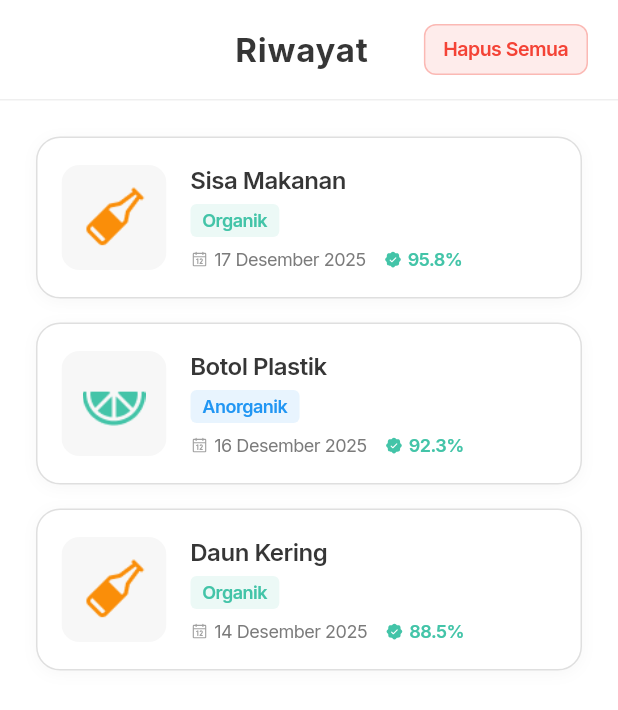
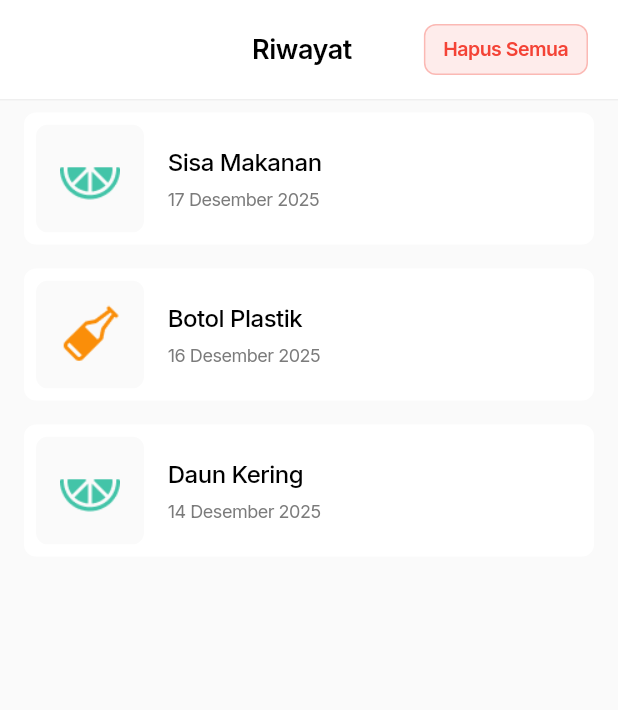
Before and after one commit to ckckckcz/PBL-Mobile, a Flutter app: the HistoryPage screen opened by its route, on a phone screen of 412 x 824 dp. Shown: the top 710 px of the screen. Run offline on Flutter 3.47's test engine with Material 3 defaults, Android fonts, the phone set to English and light mode, and no system bars; our stand-ins replace camera, carousel_slider, device_info_plus, flutter_animate, flutter_svg, google_fonts and 5 more; accounts and stored records are empty.

Commit message:
feat: edit history page and rename image

```diff
--- a/frontend/lib/pages/history.dart
+++ b/frontend/lib/pages/history.dart
@@ -135,7 +135,7 @@ class _HistoryPageState extends State<HistoryPage> {
   @override
   Widget build(BuildContext context) {
     return Scaffold(
-      backgroundColor: AppColors.background,
+      backgroundColor: AppColors.neutral[50],
       body: SafeArea(
         child: Column(
           children: [
--- a/frontend/lib/widgets/history_widgets.dart
+++ b/frontend/lib/widgets/history_widgets.dart
@@ -38,13 +38,12 @@ class HistoryHeader extends StatelessWidget {
           // Title centered
           const Expanded(
             child: Text(
-              AppStrings.history,
+              'Riwayat', // Changed from AppStrings.history
               textAlign: TextAlign.center,
               style: TextStyle(
-                fontSize: 22,
-                fontWeight: FontWeight.w700,
-                color: AppColors.textPrimary,
-                letterSpacing: 0.5,
+                fontSize: 18, // Matches bodyLargeSemibold/bold
+                fontWeight: FontWeight.w600,
+                color: Colors.black,
               ),
             ),
           ),
@@ -166,7 +165,7 @@ class HistoryList extends StatelessWidget {
       onRefresh: onRefresh,
       color: AppColors.primary,
       child: ListView.builder(
-        padding: const EdgeInsets.all(24),
+        padding: const EdgeInsets.symmetric(vertical: 0),
         itemCount: historyList.length,
         itemBuilder: (context, index) {
           final scan = historyList[index];
@@ -193,18 +192,10 @@ class HistoryItem extends StatelessWidget {
   @override
   Widget build(BuildContext context) {
     return Container(
-      margin: const EdgeInsets.only(bottom: 16),
+      margin: const EdgeInsets.symmetric(horizontal: 16, vertical: 8),
       decoration: BoxDecoration(
         color: Colors.white,
-        borderRadius: BorderRadius.circular(16),
-        border: Border.all(color: AppColors.border),
-        boxShadow: [
-          BoxShadow(
-            color: Colors.black.withOpacity(0.03),
-            blurRadius: 8,
-            offset: const Offset(0, 2),
-          ),
-        ],
+        borderRadius: BorderRadius.circular(8),
       ),
       child: Material(
         color: Colors.transparent,
@@ -212,7 +203,7 @@ class HistoryItem extends StatelessWidget {
           borderRadius: BorderRadius.circular(16),
           onTap: onTap,
           child: Padding(
-            padding: const EdgeInsets.all(16),
+            padding: const EdgeInsets.all(8),
             child: Row(
               children: [
                 _buildThumbnail(),
@@ -228,12 +219,12 @@ class HistoryItem extends StatelessWidget {
 
   Widget _buildThumbnail() {
     return ClipRRect(
-      borderRadius: BorderRadius.circular(12),
+      borderRadius: BorderRadius.circular(8),
       child: Container(
-        width: 70,
-        height: 70,
-        padding: const EdgeInsets.all(14),
-        color: AppColors.surfaceVariant,
+        width: 72,
+        height: 72,
+        padding: const EdgeInsets.all(16),
+        color: AppColors.neutral[50], // Grey background for icon
         child: _buildThumbnailImage(),
       ),
     );
@@ -282,12 +273,11 @@ class HistoryItem extends StatelessWidget {
   Widget _buildContent() {
     return Column(
       crossAxisAlignment: CrossAxisAlignment.start,
+      mainAxisAlignment: MainAxisAlignment.center,
       children: [
         _buildWasteType(),
         const SizedBox(height: 4),
-        _buildCategoryBadge(),
-        const SizedBox(height: 6),
-        _buildMetadata(),
+        _buildDateInfo(),
       ],
     );
   }
@@ -297,82 +287,22 @@ class HistoryItem extends StatelessWidget {
       scan.wasteType,
       style: const TextStyle(
         fontSize: 16,
-        fontWeight: FontWeight.w600,
-        color: AppColors.textPrimary,
+        fontWeight: FontWeight.w500, // Medium
+        color: Colors.black,
       ),
       maxLines: 1,
       overflow: TextOverflow.ellipsis,
     );
   }
 
-  Widget _buildCategoryBadge() {
-    final categoryColor = AppColors.getCategoryColor(scan.category);
-
-    return Container(
-      padding: const EdgeInsets.symmetric(horizontal: 8, vertical: 2),
-      decoration: BoxDecoration(
-        color: categoryColor.withOpacity(0.1),
-        borderRadius: BorderRadius.circular(4),
+  Widget _buildDateInfo() {
+    return Text(
+      scan.formattedDate,
+      style: const TextStyle(
+        fontSize: 12,
+        fontWeight: FontWeight.w400, // Regular
+        color: AppColors.textSecondary,
       ),
-      child: Text(
-        scan.category,
-        style: TextStyle(
-          fontSize: 12,
-          fontWeight: FontWeight.w600,
-          color: categoryColor,
-        ),
-      ),
-    );
-  }
-
-  Widget _buildMetadata() {
-    return Row(
-      children: [
-        _buildDateInfo(),
-        const SizedBox(width: 12),
-        _buildConfidenceInfo(),
-      ],
-    );
-  }
-
-  Widget _buildDateInfo() {
-    return Row(
-      children: [
-        Icon(
-          PhosphorIcons.calendar(PhosphorIconsStyle.regular),
-          size: 12,
-          color: AppColors.textTertiary,
-        ),
-        const SizedBox(width: 4),
-        Text(
-          scan.formattedDate,
-          style: const TextStyle(
-            fontSize: 12,
-            color: AppColors.textSecondary,
-          ),
-        ),
-      ],
-    );
-  }
-
-  Widget _buildConfidenceInfo() {
-    return Row(
-      children: [
-        Icon(
-          PhosphorIcons.sealCheck(PhosphorIconsStyle.fill),
-          size: 12,
-          color: AppColors.success,
-        ),
-        const SizedBox(width: 4),
-        Text(
-          '${scan.confidence.toStringAsFixed(1)}%',
-          style: const TextStyle(
-            fontSize: 12,
-            fontWeight: FontWeight.w600,
-            color: AppColors.success,
-          ),
-        ),
-      ],
     );
   }
 }
```
Also changed, not shown: frontend/assets/images/history/Anorganik.png, frontend/assets/images/history/Organik.png.
